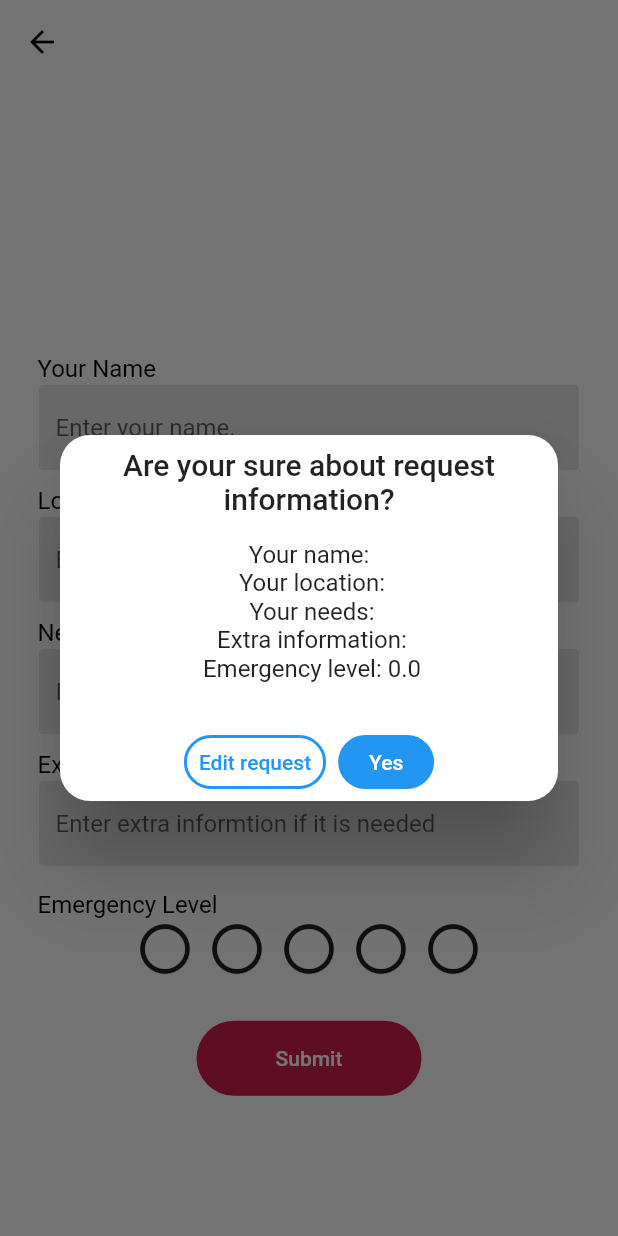
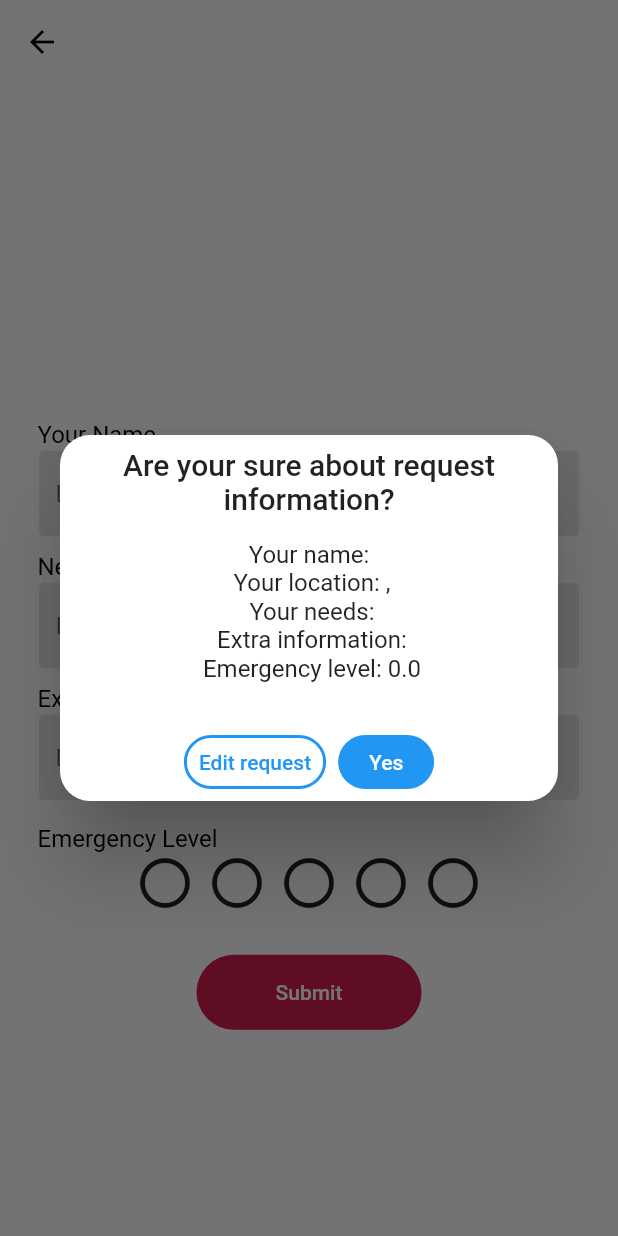
Before and after one commit to ggunes18/comp491-earthquake-damage-assessment, a Flutter app: the RequestPage screen opened directly with empty values, after a tap on "Submit", on a phone screen of 412 x 824 dp. Run offline on Flutter 3.47's test engine with Material 2 defaults, Android fonts, the light colour scheme and no system bars; drawn by our look-alikes of flutter_rating_bar; our stand-ins replace cloud_firestore, firebase_auth, firebase_core, geolocator, get, google_maps_flutter and 1 more; missing offline and left inert: dart:ffi; accounts and stored records are empty.

Commit message:
Update request_page.dart

```diff
--- a/earthquake_damage_assessment/lib/pages/request_page.dart
+++ b/earthquake_damage_assessment/lib/pages/request_page.dart
@@ -3,9 +3,10 @@ import 'package:flutter/material.dart';
 import 'package:flutter_rating_bar/flutter_rating_bar.dart';
 import 'package:get/get.dart';
 import 'home_page.dart';
+import 'package:earthquake_damage_assessment/pages/home_page.dart';
 
 final TextEditingController _nameController = TextEditingController();
-final TextEditingController _locationController = TextEditingController();
+//final TextEditingController _locationController = TextEditingController();
 final TextEditingController _needsController = TextEditingController();
 final TextEditingController _infoController = TextEditingController();
 double emergencyLevel = 0;
@@ -41,10 +42,10 @@ class RequestPage extends StatelessWidget {
               const SizedBox(height: 10),
               texts("Your Name"),
               textFields("Enter your name.", _nameController),
-              const SizedBox(height: 10),
-              texts("Location"),
-              textFields(
-                  "Enter the location to send help.", _locationController),
+         //     const SizedBox(height: 10),
+         //     texts("Location"),
+         //     textFields("Enter the location to send help.",
+         //        _locationController),
               const SizedBox(height: 10),
               texts("Needs"),
               textFields(
@@ -141,7 +142,7 @@ TextButton submitButton(context, requestType) {
       Get.defaultDialog(
           title: "Are your sure about request information?",
           middleText:
-              "Your name: ${_nameController.text}\n Your location: ${_locationController.text}\n Your needs: ${_needsController.text}\n Extra information: ${_infoController.text}\n Emergency level: $emergencyLevel\n",
+              "Your name: ${_nameController.text}\n Your location: ${globalLatitude.toString()}, ${globalLongitude.toString()}\n Your needs: ${_needsController.text}\n Extra information: ${_infoController.text}\n Emergency level: $emergencyLevel\n",
           textConfirm: "Yes",
           textCancel: "Edit request",
           onConfirm: () {
@@ -167,7 +168,7 @@ Future<void> addRequest(context, requestType) async {
   await FirebaseFirestore.instance.collection("RequestTest").add({
     "type": requestType,
     "name": _nameController.text,
-    "location": _locationController.text,
+    "location": "${globalLatitude.toString()}, ${globalLongitude.toString()}",
     "need": _needsController.text,
     "info": _infoController.text,
     "emergency": emergencyLevel
@@ -178,7 +179,7 @@ Future<void> addRequest(context, requestType) async {
     textConfirm: "OK",
     onConfirm: () {
       _nameController.text = "";
-      _locationController.text = "";
+   //   _locationController.text = "";
       _needsController.text = "";
       _infoController.text = "";
       emergencyLevel = 0;
```
